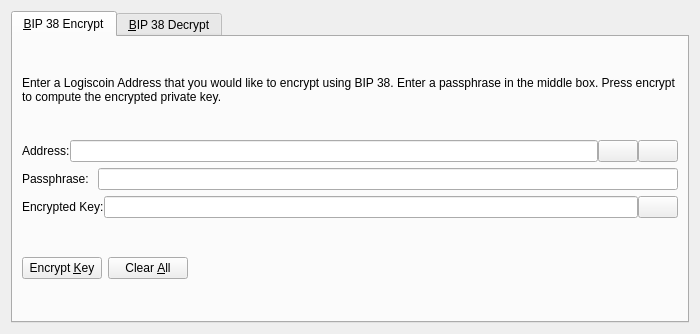
Qt form src/qt/forms/bip38tooldialog.ui (forkcoin01/ValinorCoinmn) before a commit.
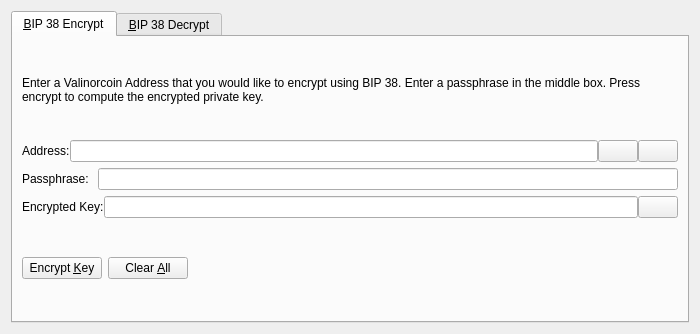
The same form after that commit. The open tabs and pages were chosen to show the change. Icons and pictures are not drawn. Custom widgets are drawn as their Qt base class.

```diff
--- a/src/qt/forms/bip38tooldialog.ui
+++ b/src/qt/forms/bip38tooldialog.ui
@@ -30,7 +30,7 @@
        <item>
         <widget class="QLabel" name="infoLabel_ENC">
          <property name="text">
-          <string>Enter a Logiscoin Address that you would like to encrypt using BIP 38. Enter a passphrase in the middle box. Press encrypt to compute the encrypted private key.</string>
+          <string>Enter a Valinorcoin Address that you would like to encrypt using BIP 38. Enter a passphrase in the middle box. Press encrypt to compute the encrypted private key.</string>
          </property>
          <property name="textFormat">
           <enum>Qt::PlainText</enum>
```
Left out of the diff: 24 changed lines with no effect on the pictures.
